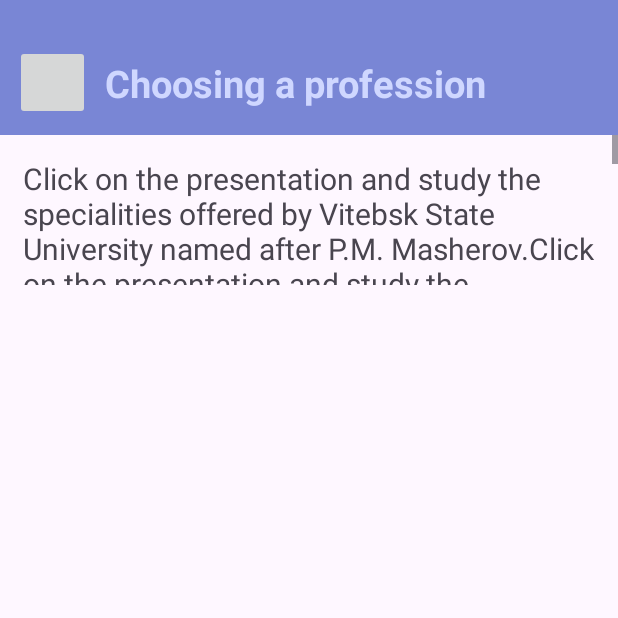
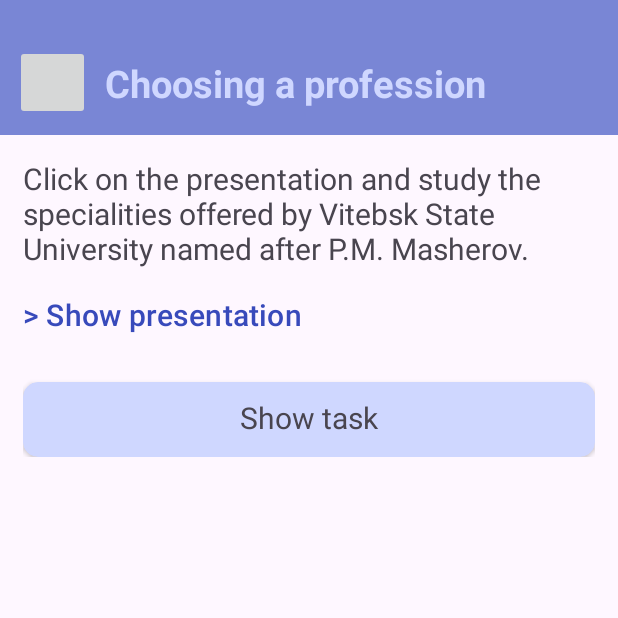
Before and after one commit to vladgamerr/DUOlingo, an Android app: the fragment LvlFragment2 placed in its activity, on a phone screen of 412 x 824 dp, the top half of it. Run offline under Robolectric (Android 15) with nearby library versions, the phone set to English and light mode, and no system bars.

Commit message:
commit 2

```diff
--- a/app/src/main/java/com/example/empty_view_activity/LvlFragment2.kt
+++ b/app/src/main/java/com/example/empty_view_activity/LvlFragment2.kt
@@ -25,8 +25,12 @@ class LvlFragment2 : Fragment() {
         return inflater.inflate(R.layout.fragment_lvl2, container, false)
     }
 
+    override fun onViewCreated(view: View, savedInstanceState: Bundle?) {
+        super.onViewCreated(view, savedInstanceState)
+
+    }
+
     companion object {
-
         @JvmStatic
         fun newInstance() = LvlFragment2()
     }
--- a/app/src/main/res/layout/fragment_lvl2.xml
+++ b/app/src/main/res/layout/fragment_lvl2.xml
@@ -1,56 +1,97 @@
 <?xml version="1.0" encoding="utf-8"?>
 <androidx.constraintlayout.widget.ConstraintLayout xmlns:android="http://schemas.android.com/apk/res/android"
+    xmlns:app="http://schemas.android.com/apk/res-auto"
     xmlns:tools="http://schemas.android.com/tools"
     android:layout_width="match_parent"
     android:layout_height="match_parent"
-    xmlns:app="http://schemas.android.com/apk/res-auto"
     tools:context=".LvlFragment2">
+
     <View
         android:id="@+id/topLine"
         android:layout_width="match_parent"
         android:layout_height="90dp"
         android:background="@color/skyblue"
-        app:layout_constraintTop_toTopOf="parent"/>
+        app:layout_constraintTop_toTopOf="parent" />
 
     <ImageButton
         android:id="@+id/backButton"
         android:layout_width="50dp"
         android:layout_height="50dp"
+        android:layout_marginStart="10dp"
         android:layout_marginTop="30dp"
-        android:layout_marginStart="10dp"
-        app:layout_constraintTop_toTopOf="@id/topLine"
-        app:layout_constraintStart_toStartOf="@id/topLine"/>
+        app:layout_constraintStart_toStartOf="@id/topLine"
+        app:layout_constraintTop_toTopOf="@id/topLine" />
 
     <TextView
         android:layout_width="wrap_content"
         android:layout_height="wrap_content"
+        android:layout_marginStart="10dp"
         android:text="Choosing a profession"
         android:textColor="@color/bluewhite"
+        android:textSize="25sp"
         android:textStyle="bold"
-        android:textSize="25sp"
-        android:layout_marginStart="10dp"
+        app:layout_constraintBottom_toBottomOf="@id/backButton"
         app:layout_constraintStart_toEndOf="@+id/backButton"
-        app:layout_constraintBottom_toBottomOf="@id/backButton"
-        app:layout_constraintTop_toTopOf="@id/backButton"/>
+        app:layout_constraintTop_toTopOf="@id/backButton" />
 
     <ScrollView
         android:id="@+id/contentView"
         android:layout_width="match_parent"
-        android:layout_height="100dp"
-        app:layout_constraintTop_toBottomOf="@+id/topLine"
-        app:layout_constraintStart_toStartOf="parent">
-        <androidx.constraintlayout.widget.ConstraintLayout
-              android:layout_width="match_parent"
-              android:layout_height="wrap_content">
+        android:layout_height="0dp"
+        android:padding="15dp"
+        app:layout_constraintStart_toStartOf="parent"
+        app:layout_constraintTop_toBottomOf="@+id/topLine">
+
+        <LinearLayout
+            android:layout_width="match_parent"
+            android:layout_height="wrap_content"
+            android:orientation="vertical">
             <TextView
                 android:layout_width="wrap_content"
                 android:layout_height="wrap_content"
-                android:padding="15dp"
                 android:text="@string/f2_t1"
                 android:textSize="20sp"
-                app:layout_constraintTop_toTopOf="parent"
-                app:layout_constraintStart_toStartOf="parent"/>
-        </androidx.constraintlayout.widget.ConstraintLayout>
+                app:layout_constraintStart_toStartOf="parent"
+                app:layout_constraintTop_toTopOf="parent" />
+
+            <Button
+                android:id="@+id/presentationButton"
+                android:layout_width="wrap_content"
+                android:text="> Show presentation"
+                android:paddingStart="0dp"
+                android:textSize="20sp"
+                android:backgroundTint="@color/none"
+                android:textColor="@color/blue"
+                android:layout_height="50dp"
+                android:layout_marginTop="5dp"/>
+
+            <androidx.cardview.widget.CardView
+                android:id="@+id/taskCardView"
+                android:clickable="true"
+                android:layout_width="match_parent"
+                android:layout_height="wrap_content"
+                android:layout_marginTop="20dp"
+                app:cardCornerRadius="10dp"
+                android:backgroundTint="@color/bluewhite">
+                <TextView
+                    android:layout_width="wrap_content"
+                    android:layout_height="wrap_content"
+                    android:visibility="gone"
+                    android:padding="10dp"
+                    android:text="@string/f2_t2"
+                    android:textSize="20sp" />
+                <TextView
+                    android:layout_width="match_parent"
+                    android:layout_height="50dp"
+                    android:textAlignment="center"
+                    android:text="Show task"
+                    android:padding="10dp"
+                    android:textSize="20sp" />
+
+            </androidx.cardview.widget.CardView>
+
+        </LinearLayout>
+
     </ScrollView>
 
 
--- a/app/src/main/res/values/colors.xml
+++ b/app/src/main/res/values/colors.xml
@@ -5,4 +5,5 @@
     <color name="blue">#384ABB</color>
     <color name="skyblue">#7986D5</color>
     <color name="bluewhite">#CFD7FF</color>
+    <color name="none">#00FFFFFF</color>
 </resources>
--- a/app/src/main/res/values/strings.xml
+++ b/app/src/main/res/values/strings.xml
@@ -2,5 +2,6 @@
     <string name="app_name">Empty_view_activity</string>
     <!-- TODO: Remove or change this placeholder text -->
     <string name="hello_blank_fragment">Hello blank fragment</string>
-    <string name="f2_t1">Click on the presentation and study the specialities offered by Vitebsk State University named after P.M. Masherov.Click on the presentation and study the specialities offered by Vitebsk State University named after P.M. Masherov.Click on the presentation and study the specialities offered by Vitebsk State University named after P.M. Masherov.Click on the presentation and study the specialities offered by Vitebsk State University named after P.M. Masherov.Click on the presentation and study the specialities offered by Vitebsk State University named after P.M. Masherov.Click on the presentation and study the specialities offered by Vitebsk State University named after P.M. Masherov.Click on the presentation and study the specialities offered by Vitebsk State University named after P.M. Masherov.</string>
+    <string name="f2_t1">Click on the presentation and study the specialities offered by Vitebsk State University named after P.M. Masherov.</string>
+    <string name="f2_t2">Write an essay in English using the language models such as "2nd Conditional sentences" about your future profession and the speciality you plan to enter, and then present it in front of the class.</string>
 </resources>
```
